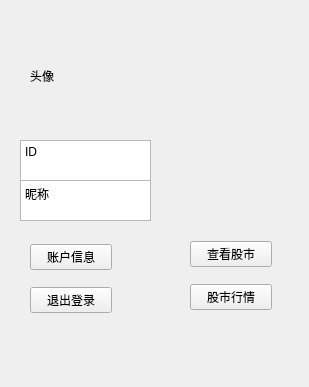
Before: the Qt Designer form src/AllWindow/Mainmenu.ui in Hypn0tised-ysy/stock-project, drawn with Qt 5.
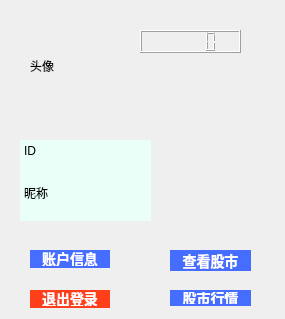
After: the same form once the commit is applied.

The edit to the form file:
```diff
--- a/src/AllWindow/Mainmenu.ui
+++ b/src/AllWindow/Mainmenu.ui
@@ -2,12 +2,15 @@
 <ui version="4.0">
  <class>Widget</class>
  <widget class="QWidget" name="Widget">
+  <property name="enabled">
+   <bool>true</bool>
+  </property>
   <property name="geometry">
    <rect>
     <x>0</x>
     <y>0</y>
-    <width>309</width>
-    <height>387</height>
+    <width>285</width>
+    <height>319</height>
    </rect>
   </property>
   <property name="windowTitle">
@@ -17,7 +20,7 @@
    <property name="geometry">
     <rect>
      <x>30</x>
-     <y>20</y>
+     <y>10</y>
      <width>101</width>
      <height>111</height>
     </rect>
@@ -35,6 +38,11 @@
      <height>41</height>
     </rect>
    </property>
+   <property name="styleSheet">
+    <string notr="true">background-color: rgb(235, 255, 249);
+border-radius:25px;    /*设置圆角半径 */
+font:bold 14px;		/*设置按钮文字和大小*/</string>
+   </property>
    <property name="html">
     <string>&lt;!DOCTYPE HTML PUBLIC &quot;-//W3C//DTD HTML 4.0//EN&quot; &quot;http://www.w3.org/TR/REC-html40/strict.dtd&quot;&gt;
 &lt;html&gt;&lt;head&gt;&lt;meta name=&quot;qrichtext&quot; content=&quot;1&quot; /&gt;&lt;meta charset=&quot;utf-8&quot; /&gt;&lt;style type=&quot;text/css&quot;&gt;
@@ -42,8 +50,8 @@
 hr { height: 1px; border-width: 0; }
 li.unchecked::marker { content: &quot;\2610&quot;; }
 li.checked::marker { content: &quot;\2612&quot;; }
-&lt;/style&gt;&lt;/head&gt;&lt;body style=&quot; font-family:'Microsoft YaHei UI'; font-size:9pt; font-weight:400; font-style:normal;&quot;&gt;
-&lt;p style=&quot; margin-top:0px; margin-bottom:0px; margin-left:0px; margin-right:0px; -qt-block-indent:0; text-indent:0px;&quot;&gt;ID&lt;/p&gt;&lt;/body&gt;&lt;/html&gt;</string>
+&lt;/style&gt;&lt;/head&gt;&lt;body style=&quot; font-family:'Microsoft YaHei UI'; font-size:14px; font-weight:700; font-style:normal;&quot;&gt;
+&lt;p style=&quot; margin-top:0px; margin-bottom:0px; margin-left:0px; margin-right:0px; -qt-block-indent:0; text-indent:0px;&quot;&gt;&lt;span style=&quot; font-size:9pt; font-weight:400;&quot;&gt;ID&lt;/span&gt;&lt;/p&gt;&lt;/body&gt;&lt;/html&gt;</string>
    </property>
   </widget>
   <widget class="QTextBrowser" name="textBrowser_2">
@@ -55,6 +63,11 @@
      <height>41</height>
     </rect>
    </property>
+   <property name="styleSheet">
+    <string notr="true">background-color: rgb(235, 255, 249);
+border-radius:25px;    /*设置圆角半径 */
+font:bold 14px;		/*设置按钮文字和大小*/</string>
+   </property>
    <property name="html">
     <string>&lt;!DOCTYPE HTML PUBLIC &quot;-//W3C//DTD HTML 4.0//EN&quot; &quot;http://www.w3.org/TR/REC-html40/strict.dtd&quot;&gt;
 &lt;html&gt;&lt;head&gt;&lt;meta name=&quot;qrichtext&quot; content=&quot;1&quot; /&gt;&lt;meta charset=&quot;utf-8&quot; /&gt;&lt;style type=&quot;text/css&quot;&gt;
@@ -62,61 +75,121 @@
 hr { height: 1px; border-width: 0; }
 li.unchecked::marker { content: &quot;\2610&quot;; }
 li.checked::marker { content: &quot;\2612&quot;; }
-&lt;/style&gt;&lt;/head&gt;&lt;body style=&quot; font-family:'Microsoft YaHei UI'; font-size:9pt; font-weight:400; font-style:normal;&quot;&gt;
-&lt;p style=&quot; margin-top:0px; margin-bottom:0px; margin-left:0px; margin-right:0px; -qt-block-indent:0; text-indent:0px;&quot;&gt;昵称&lt;/p&gt;&lt;/body&gt;&lt;/html&gt;</string>
+&lt;/style&gt;&lt;/head&gt;&lt;body style=&quot; font-family:'Microsoft YaHei UI'; font-size:14px; font-weight:700; font-style:normal;&quot;&gt;
+&lt;p style=&quot; margin-top:0px; margin-bottom:0px; margin-left:0px; margin-right:0px; -qt-block-indent:0; text-indent:0px;&quot;&gt;&lt;span style=&quot; font-size:9pt; font-weight:400;&quot;&gt;昵称&lt;/span&gt;&lt;/p&gt;&lt;/body&gt;&lt;/html&gt;</string>
    </property>
   </widget>
-  <widget class="QWidget" name="layoutWidget">
+  <widget class="QPushButton" name="chakangushi">
    <property name="geometry">
     <rect>
+     <x>170</x>
+     <y>250</y>
+     <width>81</width>
+     <height>21</height>
+    </rect>
+   </property>
+   <property name="styleSheet">
+    <string notr="true">QPushButton{
+	background-color: rgb(69, 109, 255);
+
+border-color: rgb(138, 255, 255);
+border-radius:25px;    /*设置圆角半径 */
+padding:2px 4px;  /*QFrame边框与内部其它部件的距离*/
+color:white;		/*字体颜色*/
+font:bold 14px;		/*设置按钮文字和大小*/
+}</string>
+   </property>
+   <property name="text">
+    <string>查看股市</string>
+   </property>
+  </widget>
+  <widget class="QPushButton" name="hangqing">
+   <property name="geometry">
+    <rect>
+     <x>170</x>
+     <y>290</y>
+     <width>81</width>
+     <height>16</height>
+    </rect>
+   </property>
+   <property name="styleSheet">
+    <string notr="true">QPushButton{
+background-color: rgb(69, 109, 255);
+border-color: rgb(138, 255, 255);
+border-radius:25px;    /*设置圆角半径 */
+padding:2px 4px;  /*QFrame边框与内部其它部件的距离*/
+color:white;		/*字体颜色*/
+font:bold 14px;		/*设置按钮文字和大小*/
+}</string>
+   </property>
+   <property name="text">
+    <string>股市行情</string>
+   </property>
+  </widget>
+  <widget class="QPushButton" name="zhanghuxinxi">
+   <property name="geometry">
+    <rect>
      <x>30</x>
-     <y>233</y>
-     <width>82</width>
-     <height>91</height>
+     <y>250</y>
+     <width>80</width>
+     <height>18</height>
     </rect>
    </property>
-   <layout class="QVBoxLayout" name="verticalLayout">
-    <item>
-     <widget class="QPushButton" name="zhanghuxinxi">
-      <property name="text">
-       <string>账户信息</string>
-      </property>
-     </widget>
-    </item>
-    <item>
-     <widget class="QPushButton" name="tuichudenglu">
-      <property name="text">
-       <string>退出登录</string>
-      </property>
-     </widget>
-    </item>
-   </layout>
+   <property name="cursor">
+    <cursorShape>OpenHandCursor</cursorShape>
+   </property>
+   <property name="mouseTracking">
+    <bool>false</bool>
+   </property>
+   <property name="styleSheet">
+    <string notr="true">QPushButton{
+background-color: rgb(69, 109, 255);
+border-color: rgb(138, 255, 255);
+border-radius:25px;    /*设置圆角半径 */
+padding:2px 4px;  /*QFrame边框与内部其它部件的距离*/
+color:white;		/*字体颜色*/
+font:bold 14px;		/*设置按钮文字和大小*/
+}</string>
+   </property>
+   <property name="text">
+    <string>账户信息</string>
+   </property>
   </widget>
-  <widget class="QWidget" name="layoutWidget">
+  <widget class="QPushButton" name="tuichudenglu">
    <property name="geometry">
     <rect>
-     <x>190</x>
-     <y>230</y>
-     <width>82</width>
-     <height>91</height>
+     <x>30</x>
+     <y>290</y>
+     <width>80</width>
+     <height>18</height>
     </rect>
    </property>
-   <layout class="QVBoxLayout" name="verticalLayout_2">
-    <item>
-     <widget class="QPushButton" name="chakangushi">
-      <property name="text">
-       <string>查看股市</string>
-      </property>
-     </widget>
-    </item>
-    <item>
-     <widget class="QPushButton" name="hangqing">
-      <property name="text">
-       <string>股市行情</string>
-      </property>
-     </widget>
-    </item>
-   </layout>
+   <property name="styleSheet">
+    <string notr="true">QPushButton{
+	background-color: rgb(255, 63, 25);
+border-color: rgb(138, 255, 255);
+border-radius:25px;    /*设置圆角半径 */
+padding:2px 4px;  /*QFrame边框与内部其它部件的距离*/
+color:white;		/*字体颜色*/
+font:bold 14px;		/*设置按钮文字和大小*/
+}</string>
+   </property>
+   <property name="text">
+    <string>退出登录</string>
+   </property>
+  </widget>
+  <widget class="QLCDNumber" name="times">
+   <property name="geometry">
+    <rect>
+     <x>140</x>
+     <y>30</y>
+     <width>101</width>
+     <height>23</height>
+    </rect>
+   </property>
+   <property name="styleSheet">
+    <string notr="true"/>
+   </property>
   </widget>
  </widget>
  <resources/>
```
Left out of the diff: 6 changed lines with no effect on the pictures.
